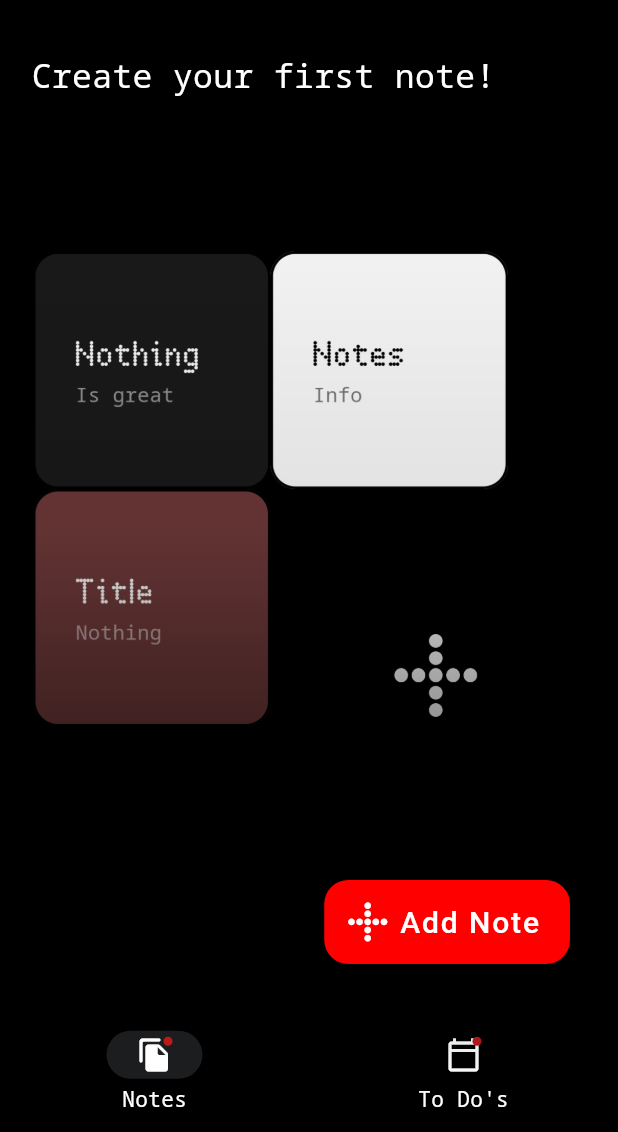
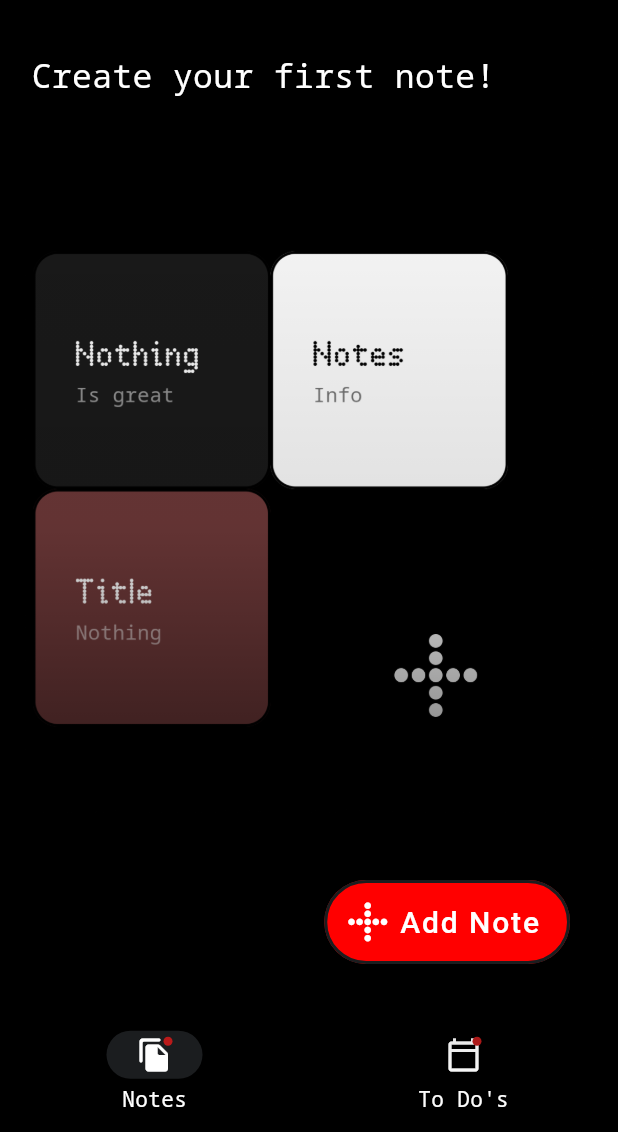
Before and after one commit to AzhamProdLive/Notes_App_Nothing, a Flutter app: the screen it shows after launch, on a phone screen of 412 x 824 dp, the part 104-1236 px from its top. Run offline on Flutter 3.47's test engine with Material 3 defaults, Android fonts, the light colour scheme and no system bars; our stand-ins replace bloc, drift, flutter_local_notifications, shared_preferences, sqflite; missing offline and left inert: flutter_quill; accounts and stored records are empty; generated files the repository leaves out were written again; Roboto replaces fonts that are missing (Nunito-Bold).

```diff
--- a/lib/ui/main_screen_with_content_grid.dart
+++ b/lib/ui/main_screen_with_content_grid.dart
@@ -143,6 +143,8 @@ Widget addNoteButton(BuildContext context) {
       },
       elevation: 24,
       backgroundColor: CustomColors.red,
+      shape: RoundedRectangleBorder( side: const BorderSide (color: CustomColors.lightGrey, width: 2),
+        borderRadius: BorderRadius.circular(40,),),
 
       label: const Text(
         'Add Note', style: TextStyle(fontSize: 20, color: Colors.white, fontFamily: "Nunito-Bold"),),
```
